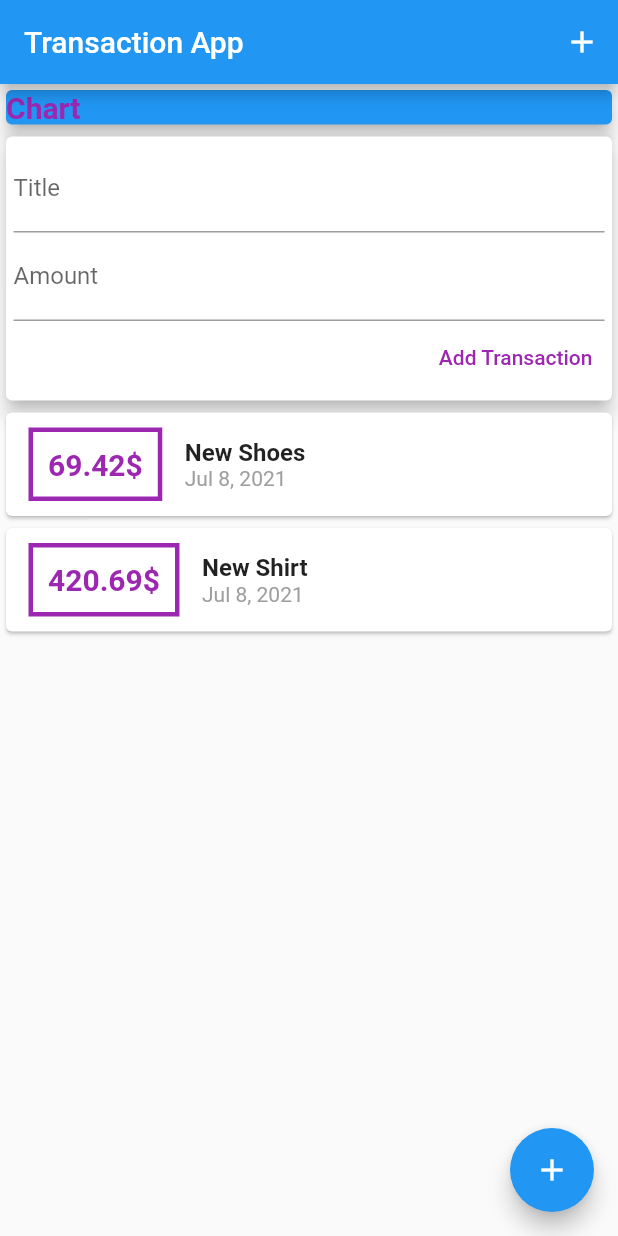
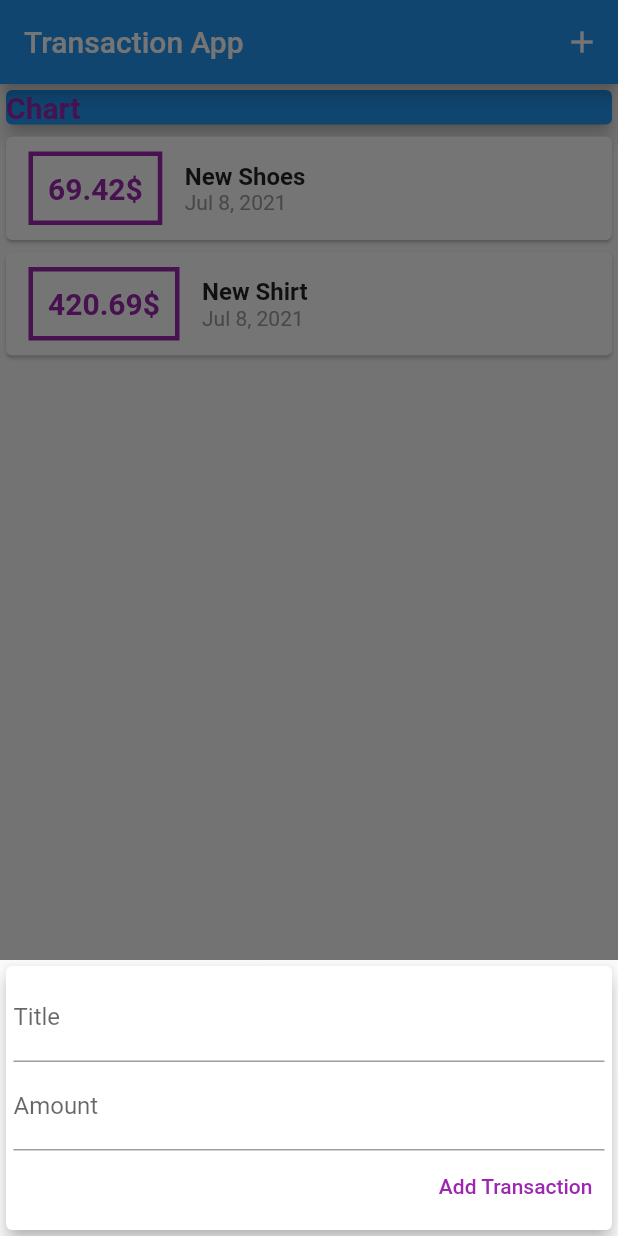
Before and after one commit to usamaTheFirst/expense-tracker-flutter, a Flutter app: the screen it shows after launch, after a tap on the "add" icon, on a phone screen of 412 x 824 dp. Run offline on Flutter 3.47's test engine with Material 2 defaults, Android fonts, the phone set to English and light mode, and no system bars.

```diff
--- a/lib/main.dart
+++ b/lib/main.dart
@@ -1,6 +1,9 @@
-import 'package:expense_tracker/widgets/user_transaction.dart';
+import 'package:expense_tracker/widgets/new_transaction.dart';
+import 'package:expense_tracker/widgets/transaction_list.dart';
 import 'package:flutter/material.dart';
 import 'package:flutter/widgets.dart';
+
+import 'models/transaction.dart';
 
 void main() {
   runApp(MyApp());
@@ -29,7 +32,39 @@ class MyApp extends StatelessWidget {
   }
 }
 
-class MyHomePage extends StatelessWidget {
+class MyHomePage extends StatefulWidget {
+  @override
+  _MyHomePageState createState() => _MyHomePageState();
+}
+
+class _MyHomePageState extends State<MyHomePage> {
+  final List<Transaction> transactions = [
+    Transaction(
+        id: 't1', amount: 69.420, title: 'New Shoes', date: DateTime.now()),
+    Transaction(
+        id: 't2', amount: 420.69, title: 'New Shirt', date: DateTime.now())
+  ];
+  void _addNewTransaction(String title, double amount) {
+    transactions.add(Transaction(
+        id: DateTime.now().toString(),
+        title: title,
+        amount: amount,
+        date: DateTime.now()));
+    setState(() {});
+  }
+
+  startAddNewTransaction(BuildContext ctx) {
+    showModalBottomSheet(
+        context: ctx,
+        builder: (bCtx) {
+          return SingleChildScrollView(
+            child: NewTransaction(
+              onPresses: _addNewTransaction,
+            ),
+          );
+        });
+  }
+
   @override
   Widget build(BuildContext context) {
     return Scaffold(
@@ -41,7 +76,7 @@ class MyHomePage extends StatelessWidget {
               Icons.add,
               color: Colors.white,
             ),
-            onPressed: () {},
+            onPressed: () => startAddNewTransaction(context),
           )
         ],
       ),
@@ -62,7 +97,7 @@ class MyHomePage extends StatelessWidget {
                   elevation: 5,
                 ),
               ),
-              UserTransaction(),
+              TransactionList(transactions: transactions),
             ],
           ),
         ),
@@ -70,8 +105,10 @@ class MyHomePage extends StatelessWidget {
 
       // This trailing comma makes auto-formatting nicer for build methods.
       floatingActionButton: FloatingActionButton(
+        onPressed: () => startAddNewTransaction(context),
         child: Icon(Icons.add),
       ),
+      floatingActionButtonLocation: FloatingActionButtonLocation.centerDocked,
     );
   }
 }
--- a/lib/widgets/new_transaction.dart
+++ b/lib/widgets/new_transaction.dart
@@ -1,11 +1,19 @@
 import 'package:flutter/material.dart';
 
-class NewTransaction extends StatelessWidget {
-  TextEditingController titleController = TextEditingController();
-  TextEditingController amountController = TextEditingController();
+class NewTransaction extends StatefulWidget {
   final Function onPresses;
 
   NewTransaction({Key key, this.onPresses}) : super(key: key);
+
+  @override
+  _NewTransactionState createState() => _NewTransactionState();
+}
+
+class _NewTransactionState extends State<NewTransaction> {
+  TextEditingController titleController = TextEditingController();
+
+  TextEditingController amountController = TextEditingController();
+
   @override
   Widget build(BuildContext context) {
     return Card(
@@ -44,7 +52,9 @@ class NewTransaction extends StatelessWidget {
       var enteredAmount = double.parse(amountController.text);
       var enteredTitle = titleController.text;
       if (enteredTitle != null && enteredAmount != null && enteredAmount >= 0)
-        onPresses(enteredTitle, enteredAmount);
+        widget.onPresses(enteredTitle, enteredAmount);
+
+      Navigator.pop(context);
     } catch (e) {}
   }
 }
--- a/lib/widgets/user_transaction.dart
+++ /dev/null
@@ -1,41 +0,0 @@
-import 'package:expense_tracker/models/transaction.dart';
-import 'package:expense_tracker/widgets/transaction_list.dart';
-import 'package:flutter/material.dart';
-
-import 'new_transaction.dart';
-
-class UserTransaction extends StatefulWidget {
-  const UserTransaction({Key key}) : super(key: key);
-
-  @override
-  _UserTransactionState createState() => _UserTransactionState();
-}
-
-class _UserTransactionState extends State<UserTransaction> {
-  final List<Transaction> transactions = [
-    Transaction(
-        id: 't1', amount: 69.420, title: 'New Shoes', date: DateTime.now()),
-    Transaction(
-        id: 't2', amount: 420.69, title: 'New Shirt', date: DateTime.now())
-  ];
-  void _addNewTransaction(String title, double amount) {
-    transactions.add(Transaction(
-        id: DateTime.now().toString(),
-        title: title,
-        amount: amount,
-        date: DateTime.now()));
-    setState(() {});
-  }
-
-  @override
-  Widget build(BuildContext context) {
-    return Column(
-      children: [
-        NewTransaction(
-          onPresses: _addNewTransaction,
-        ),
-        TransactionList(transactions: transactions),
-      ],
-    );
-  }
-}
```
